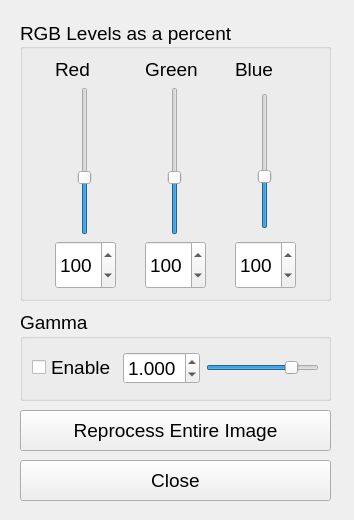
Above: rgbadjustments.ui from nasa-jpl/FlightView before the change. Below: the same form after it.
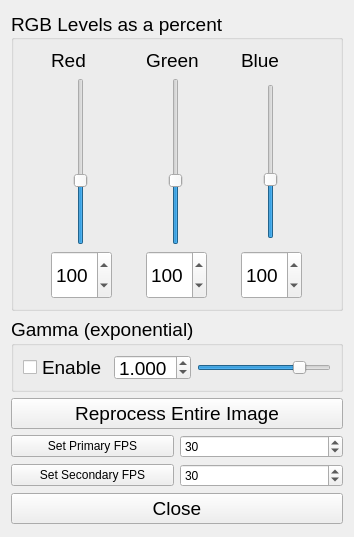
That is the form after the change.

```diff
--- a/rgbadjustments.ui
+++ b/rgbadjustments.ui
@@ -7,97 +7,26 @@
     <x>0</x>
     <y>0</y>
     <width>354</width>
-    <height>520</height>
+    <height>537</height>
    </rect>
   </property>
   <property name="windowTitle">
    <string>Form</string>
   </property>
-  <widget class="QGroupBox" name="gammaGroupBox">
-   <property name="geometry">
-    <rect>
-     <x>20</x>
-     <y>310</y>
-     <width>311</width>
-     <height>91</height>
-    </rect>
-   </property>
-   <property name="font">
-    <font>
-     <pointsize>14</pointsize>
-    </font>
-   </property>
-   <property name="title">
-    <string>Gamma</string>
-   </property>
-   <layout class="QGridLayout" name="gridLayout">
-    <item row="0" column="2">
-     <widget class="QSlider" name="gammaSlider">
-      <property name="toolTip">
-       <string>Note: Values other than 1.00 use significantly more CPU</string>
-      </property>
-      <property name="minimum">
-       <number>20</number>
-      </property>
-      <property name="maximum">
-       <number>1250</number>
-      </property>
-      <property name="singleStep">
-       <number>5</number>
-      </property>
-      <property name="pageStep">
-       <number>20</number>
-      </property>
-      <property name="value">
-       <number>1000</number>
-      </property>
-      <property name="orientation">
-       <enum>Qt::Horizontal</enum>
-      </property>
-     </widget>
-    </item>
-    <item row="0" column="1">
-     <widget class="QDoubleSpinBox" name="gammaSpin">
-      <property name="toolTip">
-       <string>Note: Values other than 1.00 use significantly more CPU</string>
-      </property>
-      <property name="decimals">
-       <number>3</number>
-      </property>
-      <property name="minimum">
-       <double>0.200000000000000</double>
-      </property>
-      <property name="maximum">
-       <double>1.250000000000000</double>
-      </property>
-      <property name="singleStep">
-       <double>0.010000000000000</double>
-      </property>
-      <property name="value">
-       <double>1.000000000000000</double>
-      </property>
-     </widget>
-    </item>
-    <item row="0" column="0">
-     <widget class="QCheckBox" name="gammaEnableChk">
-      <property name="toolTip">
-       <string>Gamma correction uses significantly more CPU.</string>
-      </property>
-      <property name="text">
-       <string>Enable</string>
-      </property>
-     </widget>
-    </item>
-   </layout>
-  </widget>
+  <layout class="QVBoxLayout" name="verticalLayout">
+   <item>
   <widget class="QGroupBox" name="rgbLevelGroupBox">
-   <property name="geometry">
-    <rect>
-     <x>20</x>
-     <y>20</y>
-     <width>311</width>
-     <height>281</height>
-    </rect>
+     <property name="minimumSize">
+      <size>
+       <width>0</width>
+       <height>300</height>
+      </size>
+     </property>
+     <property name="maximumSize">
+      <size>
+       <width>16777215</width>
+       <height>300</height>
+      </size>
    </property>
    <property name="font">
     <font>
@@ -287,15 +216,152 @@
     </item>
    </layout>
   </widget>
+   </item>
+   <item>
+    <widget class="QGroupBox" name="gammaGroupBox">
+     <property name="minimumSize">
+      <size>
+       <width>0</width>
+       <height>75</height>
+      </size>
+     </property>
+     <property name="maximumSize">
+      <size>
+       <width>16777215</width>
+       <height>75</height>
+      </size>
+     </property>
+     <property name="font">
+      <font>
+       <pointsize>14</pointsize>
+      </font>
+     </property>
+     <property name="title">
+      <string>Gamma (exponential)</string>
+     </property>
+     <layout class="QGridLayout" name="gridLayout">
+      <item row="0" column="2">
+       <widget class="QSlider" name="gammaSlider">
+        <property name="toolTip">
+         <string>Note: Values other than 1.00 use significantly more CPU</string>
+        </property>
+        <property name="minimum">
+         <number>20</number>
+        </property>
+        <property name="maximum">
+         <number>1250</number>
+        </property>
+        <property name="singleStep">
+         <number>5</number>
+        </property>
+        <property name="pageStep">
+         <number>20</number>
+        </property>
+        <property name="value">
+         <number>1000</number>
+        </property>
+        <property name="orientation">
+         <enum>Qt::Horizontal</enum>
+        </property>
+       </widget>
+      </item>
+      <item row="0" column="1">
+       <widget class="QDoubleSpinBox" name="gammaSpin">
+        <property name="toolTip">
+         <string>Note: Values other than 1.00 use significantly more CPU</string>
+        </property>
+        <property name="decimals">
+         <number>3</number>
+        </property>
+        <property name="minimum">
+         <double>0.200000000000000</double>
+        </property>
+        <property name="maximum">
+         <double>1.250000000000000</double>
+        </property>
+        <property name="singleStep">
+         <double>0.010000000000000</double>
+        </property>
+        <property name="value">
+         <double>1.000000000000000</double>
+        </property>
+       </widget>
+      </item>
+      <item row="0" column="0">
+       <widget class="QCheckBox" name="gammaEnableChk">
+        <property name="toolTip">
+         <string>Gamma correction uses significantly more CPU.</string>
+        </property>
+        <property name="text">
+         <string>Enable</string>
+        </property>
+       </widget>
+      </item>
+     </layout>
+    </widget>
+   </item>
+   <item>
+    <widget class="QPushButton" name="reprocessBtn">
+     <property name="font">
+      <font>
+       <pointsize>14</pointsize>
+      </font>
+     </property>
+     <property name="text">
+      <string>Reprocess Entire Image</string>
+     </property>
+    </widget>
+   </item>
+   <item>
+    <layout class="QHBoxLayout" name="horizontalLayout">
+     <item>
+      <widget class="QPushButton" name="setPrimaryFPSBtn">
+       <property name="text">
+        <string>Set Primary FPS</string>
+       </property>
+      </widget>
+     </item>
+     <item>
+      <widget class="QSpinBox" name="primaryFPSSpin">
+       <property name="minimum">
+        <number>10</number>
+       </property>
+       <property name="maximum">
+        <number>60</number>
+       </property>
+       <property name="value">
+        <number>30</number>
+       </property>
+      </widget>
+     </item>
+    </layout>
+   </item>
+   <item>
+    <layout class="QHBoxLayout" name="horizontalLayout_2">
+     <item>
+      <widget class="QPushButton" name="setSecondaryFPSBtn">
+       <property name="text">
+        <string>Set Secondary FPS</string>
+       </property>
+      </widget>
+     </item>
+     <item>
+      <widget class="QSpinBox" name="secondaryFPSSpin">
+       <property name="minimum">
+        <number>10</number>
+       </property>
+       <property name="maximum">
+        <number>60</number>
+       </property>
+       <property name="value">
+        <number>30</number>
+       </property>
+      </widget>
+     </item>
+    </layout>
+   </item>
+   <item>
   <widget class="QPushButton" name="closeBtn">
-   <property name="geometry">
-    <rect>
-     <x>20</x>
-     <y>460</y>
-     <width>311</width>
-     <height>41</height>
-    </rect>
-   </property>
    <property name="font">
     <font>
      <pointsize>14</pointsize>
@@ -308,24 +374,8 @@
     <string>Close</string>
    </property>
   </widget>
-  <widget class="QPushButton" name="reprocessBtn">
-   <property name="geometry">
-    <rect>
-     <x>20</x>
-     <y>410</y>
-     <width>311</width>
-     <height>41</height>
-    </rect>
-   </property>
-   <property name="font">
-    <font>
-     <pointsize>14</pointsize>
-    </font>
-   </property>
-   <property name="text">
-    <string>Reprocess Entire Image</string>
-   </property>
-  </widget>
+   </item>
+  </layout>
  </widget>
  <resources/>
  <connections/>
```
Lines whose indentation alone changed are shown as unchanged.
